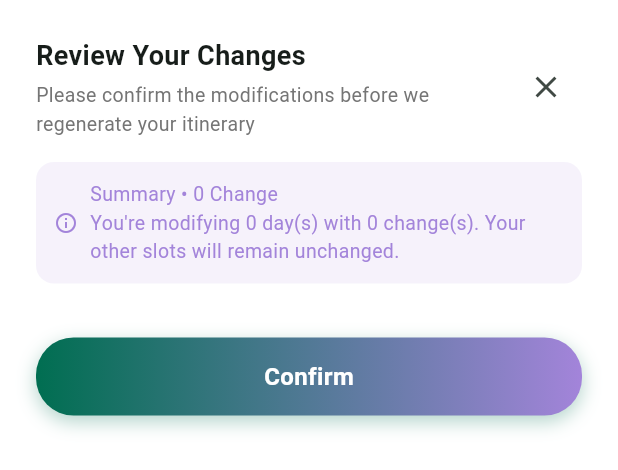
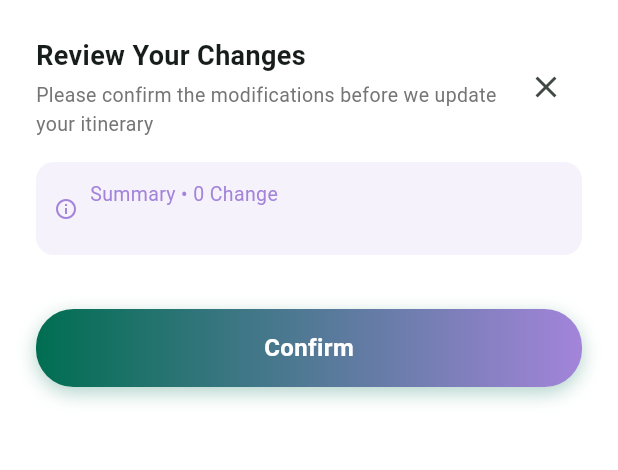
Before and after one commit to Yara-Alzahrani/daleel-app, a Flutter app: the ReviewChangesSheet widget shown alone on an empty page, opened directly with empty values, on a phone screen of 412 x 824 dp. Shown: the top 470 px of the screen. Run offline on Flutter 3.47's test engine with Material 3 defaults, Android fonts, the phone set to English and light mode, and no system bars; our stand-ins replace cloud_firestore, firebase_auth, firebase_core, table_calendar; accounts and stored records are empty; generated files the repository leaves out were written again.

Commit message:
add new files

```diff
--- a/lib/widgets/review_changes_sheet.dart
+++ b/lib/widgets/review_changes_sheet.dart
@@ -2,16 +2,20 @@ import 'package:flutter/material.dart';
 
 class ReviewChangesSheet extends StatelessWidget {
   final List<Map<String, dynamic>> selectedSlots;
+  final List<Map<String, dynamic>> selectedForDelete;
   final VoidCallback onConfirm;
 
   const ReviewChangesSheet({
     Key? key,
     required this.selectedSlots,
+    required this.selectedForDelete,
     required this.onConfirm,
   }) : super(key: key);
 
   @override
   Widget build(BuildContext context) {
+    final totalChanges = selectedSlots.length + selectedForDelete.length;
+
     return Container(
       padding: const EdgeInsets.all(24),
       decoration: const BoxDecoration(
@@ -35,7 +39,7 @@ class ReviewChangesSheet extends StatelessWidget {
                     ),
                     const SizedBox(height: 4),
                     Text(
-                      'Please confirm the modifications before we regenerate your itinerary',
+                      'Please confirm the modifications before we update your itinerary',
                       style: TextStyle(fontSize: 13, color: Colors.grey[600]),
                     ),
                   ],
@@ -61,8 +65,10 @@ class ReviewChangesSheet extends StatelessWidget {
                 const SizedBox(width: 8),
                 Expanded(
                   child: Text(
-                    'Summary • ${selectedSlots.length} Change${selectedSlots.length > 1 ? 's' : ''}\n'
-                    "You're modifying ${selectedSlots.map((s) => s['dayNumber']).toSet().length} day(s) with ${selectedSlots.length} change(s). Your other slots will remain unchanged.",
+                    'Summary • $totalChanges Change${totalChanges > 1 ? 's' : ''}\n'
+                    '${selectedSlots.isNotEmpty ? '${selectedSlots.length} swap${selectedSlots.length > 1 ? 's' : ''}' : ''}'
+                    '${selectedSlots.isNotEmpty && selectedForDelete.isNotEmpty ? ' • ' : ''}'
+                    '${selectedForDelete.isNotEmpty ? '${selectedForDelete.length} deletion${selectedForDelete.length > 1 ? 's' : ''}' : ''}',
                     style: const TextStyle(
                         fontSize: 13, color: Color(0xFFA384DA)),
                   ),
@@ -71,6 +77,15 @@ class ReviewChangesSheet extends StatelessWidget {
             ),
           ),
           const SizedBox(height: 16),
+
+          // Swap slots
+          if (selectedSlots.isNotEmpty) ...[
+            const Text('Swap',
+                style: TextStyle(
+                    fontSize: 13,
+                    fontWeight: FontWeight.w600,
+                    color: Color(0xFF006E51))),
+            const SizedBox(height: 8),
             ...selectedSlots.map((slot) => Container(
                   margin: const EdgeInsets.only(bottom: 8),
                   padding: const EdgeInsets.symmetric(
@@ -96,17 +111,62 @@ class ReviewChangesSheet extends StatelessWidget {
                                   fontWeight: FontWeight.w600,
                                   color: Color(0xFF006E51)),
                             ),
-                          Text(
-                            slot['name'],
+                            Text(slot['name'],
                                 style: TextStyle(
-                                fontSize: 13, color: Colors.grey[700]),
-                          ),
+                                    fontSize: 13, color: Colors.grey[700])),
                           ],
                         ),
                       ),
                     ],
                   ),
                 )),
+          ],
+
+          // Delete slots
+          if (selectedForDelete.isNotEmpty) ...[
+            const SizedBox(height: 8),
+            const Text('Delete',
+                style: TextStyle(
+                    fontSize: 13,
+                    fontWeight: FontWeight.w600,
+                    color: Colors.red)),
+            const SizedBox(height: 8),
+            ...selectedForDelete.map((slot) => Container(
+                  margin: const EdgeInsets.only(bottom: 8),
+                  padding: const EdgeInsets.symmetric(
+                      horizontal: 16, vertical: 12),
+                  decoration: BoxDecoration(
+                    color: Colors.red.withOpacity(0.04),
+                    borderRadius: BorderRadius.circular(12),
+                    border: Border.all(color: Colors.red.withOpacity(0.2)),
+                  ),
+                  child: Row(
+                    children: [
+                      const Icon(Icons.delete_outline,
+                          size: 16, color: Colors.red),
+                      const SizedBox(width: 10),
+                      Expanded(
+                        child: Column(
+                          crossAxisAlignment: CrossAxisAlignment.start,
+                          children: [
+                            Text(
+                              'Day ${slot['dayNumber']} — ${slot['period']}',
+                              style: const TextStyle(
+                                  fontSize: 12,
+                                  fontWeight: FontWeight.w600,
+                                  color: Colors.red),
+                            ),
+                            Text(slot['name'],
+                                style: TextStyle(
+                                    fontSize: 13, color: Colors.grey[700])),
+                          ],
+                        ),
+                      ),
+                    ],
+                  ),
+                )),
+          ],
+
           const SizedBox(height: 20),
           GestureDetector(
             onTap: () {
```
Also changed, not shown: lib/screens/itinerary_screen.dart (+88 -9 lines). Lines whose indentation alone changed are shown as unchanged.
